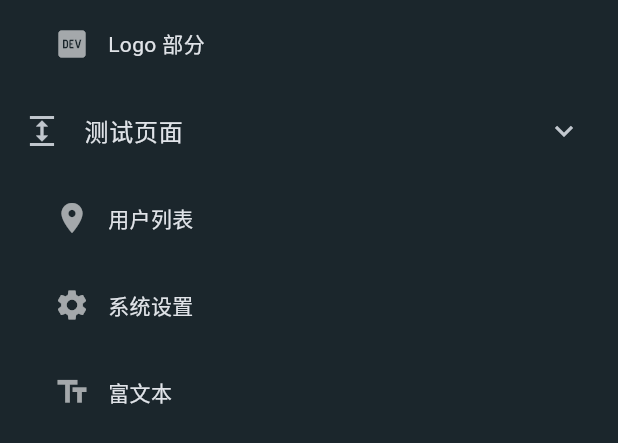
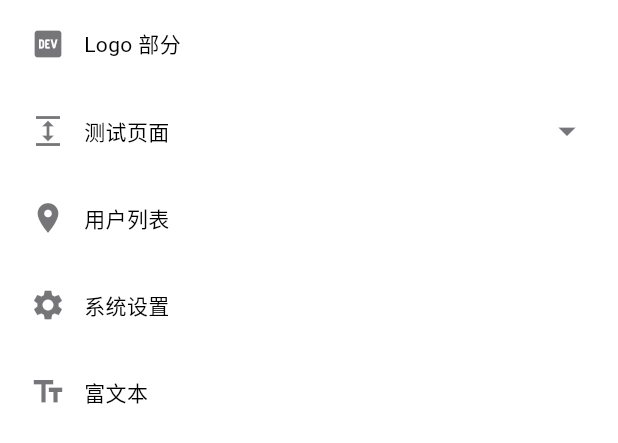
Before and after one commit to licheng1013/admin-flutter, a Flutter app: the SidebarPage widget shown alone on an empty page, opened directly, on a phone screen of 412 x 824 dp. Shown: the top 443 px of the screen. Run offline on Flutter 3.47's test engine with Material 3 defaults, Android fonts, the phone set to English and light mode, and no system bars; our stand-ins replace bot_toast, dio, get, image_picker, shared_preferences; missing offline and left inert: easy_image_viewer, file_selector, fleather; accounts and stored records are empty; Roboto replaces fonts that are missing (MyFont).

Commit message:
调整侧边栏布局!

```diff
--- a/lib/app/home/sidebar/logic.dart
+++ b/lib/app/home/sidebar/logic.dart
@@ -9,10 +9,8 @@ import 'package:app_template/component/upload/view.dart';
 import 'package:flutter/material.dart';
 import 'package:get/get.dart';
 
-import 'state.dart';
 
 class SidebarLogic extends GetxController {
-  final SidebarState state = SidebarState();
   static var selectName = "".obs;
   static Widget selectPage = const SizedBox(
     child: Text("空"),
--- a/lib/app/home/sidebar/state.dart
+++ /dev/null
@@ -1,5 +0,0 @@
-class SidebarState {
-  SidebarState() {
-    ///Initialize variables
-  }
-}
--- a/lib/app/home/sidebar/view.dart
+++ b/lib/app/home/sidebar/view.dart
@@ -1,4 +1,5 @@
 import 'package:app_template/app/home/tab_bar/logic.dart';
+import 'package:app_template/ex/ex_string.dart';
 import 'package:app_template/theme/theme_util.dart';
 import 'package:app_template/theme/ui_theme.dart';
 import 'package:flutter/cupertino.dart';
@@ -12,7 +13,6 @@ class SidebarPage extends StatelessWidget {
   SidebarPage({Key? key}) : super(key: key);
 
   final logic = Get.put(SidebarLogic());
-  final state = Get.find<SidebarLogic>().state;
   static var changeStyle = true.obs;
 
   @override
@@ -45,7 +45,9 @@ class SidebarPage extends StatelessWidget {
       itemBuilder: (context, index) {
         var item = list[index];
         if (item.children.isNotEmpty) {
-          return Center(child: Text(item.name, style: TextStyle(color: UiTheme.onBackground())));
+          return Center(
+              child: Text(item.name,
+                  style: TextStyle(color: UiTheme.onBackground())));
         }
         return _text(item);
       },
@@ -53,30 +55,55 @@ class SidebarPage extends StatelessWidget {
     );
   }
 
-  Widget _text(SidebarTree item) {
+  Widget _text(SidebarTree item,{double left = 12}) {
     return Padding(
       padding: const EdgeInsets.symmetric(horizontal: 8, vertical: 4),
       child: InkWell(
         borderRadius: BorderRadius.circular(12),
         onTap: () {
+          if (item.children.isNotEmpty) {
+            if (logic.expansionTile.contains(item.name)) {
+              logic.expansionTile.remove(item.name);
+            } else {
+              logic.expansionTile.add(item.name);
+            }
+            return;
+          }
           SidebarLogic.selectName.value = item.name;
           SidebarLogic.selectPage = item.page;
           TabBarLogic.addPage(item);
         },
         child: Obx(() {
-          var selectd = SidebarLogic.selectName.value == item.name;
+          var selected = SidebarLogic.selectName.value == item.name;
           return Container(
               width: double.infinity,
               decoration: ThemeUtil.boxDecoration(
-                  color: selectd ? UiTheme.primary() : null,
-                  radius: 12),
+                  color: selected ? UiTheme.primary() : null, radius: 12),
               height: 50,
               child: Row(
                 children: [
-                  const SizedBox(width: 28),
-                  Icon(item.icon,color: UiTheme.getTextColor(selectd),),
+                  SizedBox(width: left),
+                  Icon(
+                    item.icon,
+                    color: UiTheme.getTextColor(selected),
+                  ),
                   ThemeUtil.rowWidth(),
-                  Text(item.name,),
+                  Text(
+                    item.name,
+                  ),
+                  const Spacer(),
+                  // 下拉箭头
+                  Visibility(
+                    visible: item.children.isNotEmpty,
+                    child: Icon(
+                      logic.expansionTile.contains(item.name)
+                          ? Icons.arrow_drop_up
+                          : Icons.arrow_drop_down,
+                      color: UiTheme.getTextColor(selected),
+                      size: 28,
+                    ),
+                  ),
+                  ThemeUtil.rowWidth(),
                 ],
               ));
         }),
@@ -85,21 +112,16 @@ class SidebarPage extends StatelessWidget {
   }
 
   Widget _tree(SidebarTree item) {
-    return ExpansionTile(
-      title: Text(item.name, style: const TextStyle(fontSize: 16)),
-      shape: const LinearBorder(),
-      initiallyExpanded: logic.expansionTile.contains(item.name),
-      backgroundColor: UiTheme.onBackground2(),
-      onExpansionChanged: (value) {
-        if (value) {
-          logic.expansionTile.add(item.name);
-        } else {
-          logic.expansionTile.remove(item.name);
-        }
-      },
-      leading: Icon(item.icon),
+    return Column(
       children: [
-        for (var child in item.children) _text(child),
+        _text(item),
+        Obx(() {
+          return Visibility(
+              visible: logic.expansionTile.contains(item.name),
+              child: Column(
+                children: item.children.map((e) => _text(e,left: 24)).toList(),
+              ));
+        })
       ],
     );
   }
--- a/lib/main.dart
+++ b/lib/main.dart
@@ -4,6 +4,8 @@ import 'package:bot_toast/bot_toast.dart';
 import 'package:flutter/material.dart';
 import 'package:flutter_localizations/flutter_localizations.dart';
 import 'package:get/get.dart';
+
+import 'theme/light_theme.dart';
 
 void main() {
   runApp(const MyApp());
@@ -32,7 +34,7 @@ class MyApp extends StatelessWidget {
         Locale('zh'), // Chinese
       ],
       locale: const Locale('zh'),
-      theme: DarkTheme.blue(),
+      theme: LightTheme.pink(),
       home: LaunchPage(),
     );
   }
--- a/lib/theme/light_theme.dart
+++ b/lib/theme/light_theme.dart
@@ -10,7 +10,7 @@ class LightTheme {
 class Pink extends MyTheme {
   @override
   Color background() {
-    return const Color.fromARGB(255, 246, 246, 246);
+    return Colors.white;
   }
 
   @override
@@ -20,7 +20,7 @@ class Pink extends MyTheme {
 
   @override
   Color primary() {
-    return const Color.fromARGB(255, 246, 184, 184);
+    return const Color.fromARGB(255, 229, 233, 255);
   }
 
   @override
--- a/pubspec.yaml
+++ b/pubspec.yaml
@@ -18,6 +18,7 @@ dependencies:
   file_selector: ^1.0.1 # 文件选择器
   easy_image_viewer: ^1.3.2 # 图片预览功能
   fleather: ^1.14.5+1 # 富文本
+  image_picker: ^1.0.7 # 图片选择
   flutter_localizations:
     sdk: flutter
   intl: any
```
Also changed, not shown: lib/common/image_util.dart (added, +52 -0 lines), lib/ex/ex_int.dart (added, +33 -0 lines), lib/ex/ex_string.dart (added, +91 -0 lines), lib/ex/ex_widget.dart (added, +27 -0 lines), lib/theme/my_theme.dart (+10 -3 lines), pubspec.lock.
